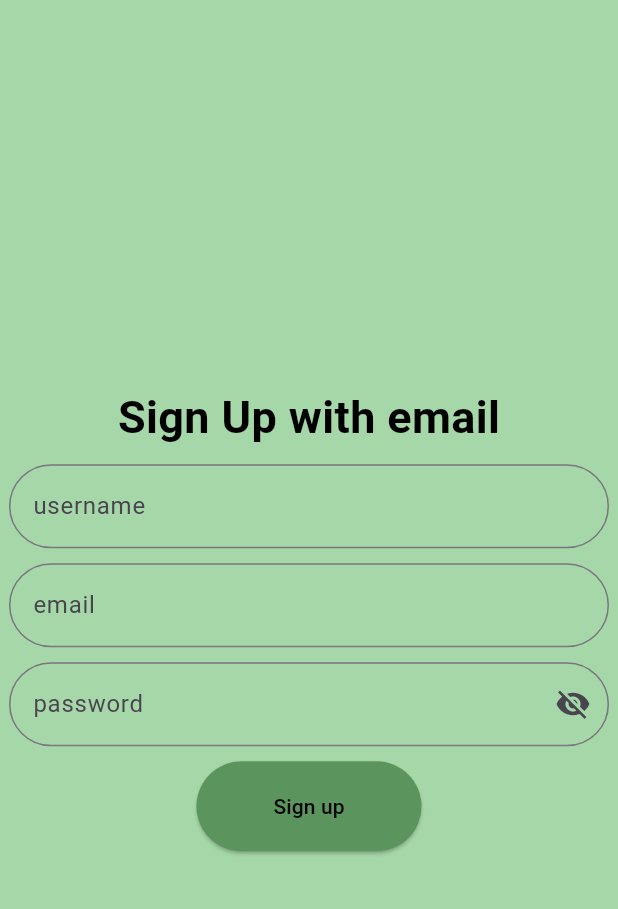
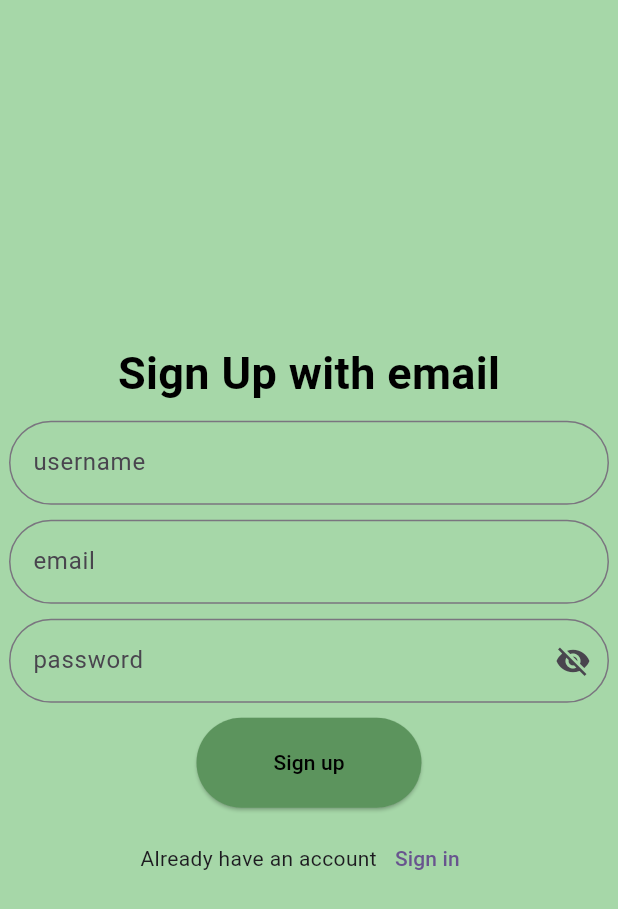
Before and after one commit to RunTerror/blog_application, a Flutter app: the screen it shows after launch, after a tap on "Sign up with google", on a phone screen of 412 x 824 dp. Shown: the top 909 px of the screen. Run offline on Flutter 3.47's test engine with Material 2 defaults, Android fonts, the phone set to English and light mode, and no system bars; our stand-ins replace flutter_secure_storage, image_picker.

Commit message:
new changes

```diff
--- a/lib/first_page.dart
+++ b/lib/first_page.dart
@@ -1,5 +1,4 @@
 import 'package:blog_application/screens/home_screen.dart';
-import 'package:blog_application/screens/profile_screen.dart';
 import 'package:blog_application/screens/profile_update.dart';
 import 'package:flutter/material.dart';
 
--- /dev/null
+++ b/lib/landing_page.dart
@@ -0,0 +1,113 @@
+import 'package:blog_application/sign_in_page.dart';
+import 'package:blog_application/signup_page.dart';
+import 'package:flutter/material.dart';
+
+class HomePage extends StatefulWidget {
+  const HomePage({super.key});
+
+  @override
+  State<HomePage> createState() => _HomePageState();
+}
+
+class _HomePageState extends State<HomePage> {
+  @override
+  Widget build(BuildContext context) {
+    return Scaffold(
+      body: Container(
+        height: MediaQuery.of(context).size.height,
+        width: MediaQuery.of(context).size.width,
+        decoration: const BoxDecoration(
+            gradient: LinearGradient(
+                colors: [
+                  Colors.white,
+                  Colors.green,
+                ],
+                begin: FractionalOffset(0, 1),
+                end: FractionalOffset(0, 1),
+                stops: [0, 1],
+                tileMode: TileMode.repeated)),
+        child: Column(
+          children: [
+            const SizedBox(
+              height: 30,
+            ),
+            const Text(
+                "DevStack",
+                style: TextStyle(fontSize: 40, fontWeight: FontWeight.bold),
+            ),
+            const SizedBox(
+              height: 180,
+            ),
+            InkWell(
+                onTap: () {
+                  Navigator.push(context, MaterialPageRoute(builder: (context){
+                    return const SignUpPage();
+                  }));
+                },
+                child:
+                    boxContainer("images/google.jpg", "Sign up with google")),
+            const SizedBox(
+              height: 10,
+            ),
+            InkWell(
+                onTap: () {},
+                child: boxContainer(
+                    "images/facebook.jpg", "Sign up with facebook")),
+            const SizedBox(
+              height: 10,
+            ),
+            InkWell(
+                onTap: () {},
+                child: boxContainer("images/image.jpg", "Sign up with gmail")),
+            Row(
+              mainAxisAlignment: MainAxisAlignment.center,
+              children: [
+                const Text(
+                  "Already have an account?",
+                  style: TextStyle(fontWeight: FontWeight.bold),
+                ),
+                TextButton(
+                    onPressed: () {
+                      Navigator.of(context)
+                          .push(MaterialPageRoute(builder: (context) {
+                        return const SignInPage();
+                      }));
+                    },
+                    child: const Text(
+                      "Sign In",
+                    ))
+              ],
+            )
+          ],
+        ),
+      ),
+    );
+  }
+
+  Widget boxContainer(String path, String text) {
+    return  SizedBox(
+        height: MediaQuery.of(context).size.height / 10,
+        width: MediaQuery.of(context).size.width / 1.5,
+        child: Card(
+          child: Row(
+            mainAxisAlignment: MainAxisAlignment.center,
+            children: [
+              Image.asset(
+                path,
+                width: 50,
+                height: 50,
+              ),
+              Text(
+                text,
+                style:
+                    const TextStyle(fontSize: 18, fontWeight: FontWeight.w300),
+              ),
+              const SizedBox(
+                width: 8,
+              )
+            ],
+          ),
+      ),
+    );
+  }
+}
--- a/lib/main.dart
+++ b/lib/main.dart
@@ -1,6 +1,5 @@
 import 'package:blog_application/first_page.dart';
-import 'package:blog_application/sign_in_page.dart';
-import 'package:blog_application/signup_page.dart';
+import 'package:blog_application/landing_page.dart';
 import 'package:flutter/material.dart';
 import 'package:flutter_secure_storage/flutter_secure_storage.dart';
 
@@ -49,118 +48,3 @@ class _MyAppState extends State<MyApp> {
         home: page);
   }
 }
-
-class HomePage extends StatefulWidget {
-  const HomePage({super.key});
-
-  @override
-  State<HomePage> createState() => _HomePageState();
-}
-
-class _HomePageState extends State<HomePage> {
-
-
-
-
-  @override
-  Widget build(BuildContext context) {
-    return Scaffold(
-      body: Container(
-        height: MediaQuery.of(context).size.height,
-        width: MediaQuery.of(context).size.width,
-        decoration: const BoxDecoration(
-            gradient: LinearGradient(
-                colors: [
-                  Colors.white,
-                  Colors.green,
-                ],
-                begin: FractionalOffset(0, 1),
-                end: FractionalOffset(0, 1),
-                stops: [0, 1],
-                tileMode: TileMode.repeated)),
-        child: Column(
-          children: [
-            const SizedBox(
-              height: 30,
-            ),
-            const Text(
-                "DevStack",
-                style: TextStyle(fontSize: 40, fontWeight: FontWeight.bold),
-            ),
-            const SizedBox(
-              height: 180,
-            ),
-            InkWell(
-                onTap: () {
-                  Navigator.of(context)
-                      .push(MaterialPageRoute(builder: (context) {
-                    return const SignUpPage();
-                  }));
-                },
-                child:
-                    boxContainer("images/google.jpg", "Sign up with google")),
-            const SizedBox(
-              height: 10,
-            ),
-            InkWell(
-                onTap: () {},
-                child: boxContainer(
-                    "images/facebook.jpg", "Sign up with facebook")),
-            const SizedBox(
-              height: 10,
-            ),
-            InkWell(
-                onTap: () {},
-                child: boxContainer("images/image.jpg", "Sign up with gmail")),
-            Row(
-              mainAxisAlignment: MainAxisAlignment.center,
-              children: [
-                const Text(
-                  "Already have an account?",
-                  style: TextStyle(fontWeight: FontWeight.bold),
-                ),
-                TextButton(
-                    onPressed: () {
-                      Navigator.of(context)
-                          .push(MaterialPageRoute(builder: (context) {
-                        return const SignInPage();
-                      }));
-                    },
-                    child: const Text(
-                      "Sign In",
-                    ))
-              ],
-            )
-          ],
-        ),
-      ),
-    );
-  }
-
-  Widget boxContainer(String path, String text) {
-    return  SizedBox(
-        height: MediaQuery.of(context).size.height / 10,
-        width: MediaQuery.of(context).size.width / 1.5,
-        child: Card(
-          child: Row(
-            mainAxisAlignment: MainAxisAlignment.center,
-            children: [
-              Image.asset(
-                path,
-                width: 50,
-                height: 50,
-              ),
-              Text(
-                text,
-                style:
-                    const TextStyle(fontSize: 18, fontWeight: FontWeight.w300),
-              ),
-              const SizedBox(
-                width: 8,
-              )
-            ],
-          ),
-      ),
-    );
-  }
-}
--- a/lib/sign_in_page.dart
+++ b/lib/sign_in_page.dart
@@ -1,10 +1,10 @@
 import 'dart:convert';
 import 'package:flutter_secure_storage/flutter_secure_storage.dart';
-import 'package:blog_application/main.dart';
 import 'package:blog_application/network_handler.dart';
 import 'package:flutter/material.dart';
 
 import 'first_page.dart';
+import 'landing_page.dart';
 
 class SignInPage extends StatefulWidget {
   const SignInPage({super.key});
--- a/lib/signup_page.dart
+++ b/lib/signup_page.dart
@@ -1,5 +1,6 @@
 import 'dart:convert';
 import 'package:blog_application/first_page.dart';
+import 'package:blog_application/sign_in_page.dart';
 import 'package:flutter_secure_storage/flutter_secure_storage.dart';
 
 import 'package:blog_application/network_handler.dart';
@@ -68,7 +69,18 @@ class _SignUpPageState extends State<SignUpPage> {
                 const SizedBox(
                   height: 10,
                 ),
-                circular ? const CircularProgressIndicator() : button()
+                circular ? const CircularProgressIndicator() : button(),
+                const SizedBox(height: 10,),
+                Row(
+                  mainAxisAlignment: MainAxisAlignment.center,
+                  children: [
+                  const Text("Already have an account"),
+                  TextButton(onPressed: (){
+                    Navigator.pushReplacement(context, MaterialPageRoute(builder: (context){
+                      return const SignInPage();
+                    }));
+                  }, child:const Text("Sign in"))
+                ],)
               ],
             ),
           ),
```
Also changed, not shown: lib/screens/profile_screen.dart (+23 -13 lines), lib/screens/profile_update.dart (+18 -6 lines).
